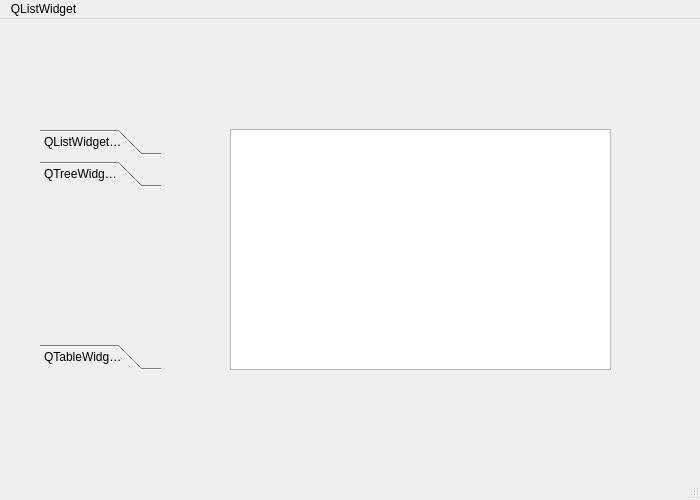
Qt form Qt/samp4_7/mainwindow.ui (lixiaochun/Study_notes_kd) before a commit.
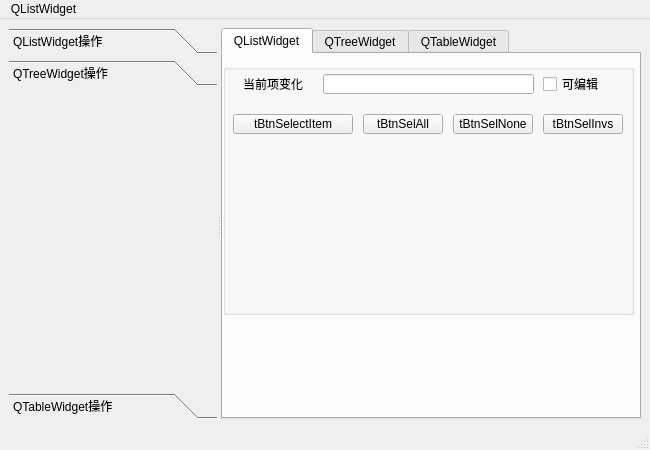
The same form after that commit. The open tabs and pages were chosen to show the change.

Diff of the .ui file:
```diff
--- a/Qt/samp4_7/mainwindow.ui
+++ b/Qt/samp4_7/mainwindow.ui
@@ -6,22 +6,29 @@
    <rect>
     <x>0</x>
     <y>0</y>
-    <width>700</width>
-    <height>500</height>
+    <width>650</width>
+    <height>450</height>
    </rect>
   </property>
   <property name="windowTitle">
    <string>MainWindow</string>
   </property>
+  <property name="toolButtonStyle">
+   <enum>Qt::ToolButtonIconOnly</enum>
+  </property>
   <widget class="QWidget" name="centralwidget">
+   <layout class="QHBoxLayout" name="horizontalLayout">
+    <item>
+     <widget class="QSplitter" name="splitter">
+      <property name="orientation">
+       <enum>Qt::Horizontal</enum>
+      </property>
    <widget class="QToolBox" name="toolBox">
-    <property name="geometry">
-     <rect>
-      <x>40</x>
-      <y>110</y>
-      <width>121</width>
-      <height>241</height>
-     </rect>
+       <property name="minimumSize">
+        <size>
+         <width>120</width>
+         <height>240</height>
+        </size>
     </property>
     <property name="currentIndex">
      <number>0</number>
@@ -105,6 +112,14 @@
      </widget>
     </widget>
     <widget class="QWidget" name="page2">
+        <property name="geometry">
+         <rect>
+          <x>0</x>
+          <y>0</y>
+          <width>207</width>
+          <height>312</height>
+         </rect>
+        </property>
      <attribute name="label">
       <string>QTreeWidget操作</string>
      </attribute>
@@ -123,23 +138,143 @@
      </attribute>
     </widget>
    </widget>
-   <widget class="QTableWidget" name="tableWidget">
+      <widget class="QTabWidget" name="tabWidget">
+       <property name="minimumSize">
+        <size>
+         <width>420</width>
+         <height>240</height>
+        </size>
+       </property>
+       <property name="currentIndex">
+        <number>0</number>
+       </property>
+       <widget class="QWidget" name="QListWidget">
+        <attribute name="title">
+         <string>QListWidget</string>
+        </attribute>
+        <widget class="QGroupBox" name="groupBox">
+         <property name="geometry">
+          <rect>
+           <x>0</x>
+           <y>10</y>
+           <width>411</width>
+           <height>251</height>
+          </rect>
+         </property>
+         <property name="title">
+          <string/>
+         </property>
+         <widget class="QLabel" name="label">
+          <property name="geometry">
+           <rect>
+            <x>20</x>
+            <y>10</y>
+            <width>64</width>
+            <height>20</height>
+           </rect>
+          </property>
+          <property name="text">
+           <string>当前项变化</string>
+          </property>
+         </widget>
+         <widget class="QLineEdit" name="lineEdit">
+          <property name="geometry">
+           <rect>
+            <x>100</x>
+            <y>10</y>
+            <width>211</width>
+            <height>20</height>
+           </rect>
+          </property>
+         </widget>
+         <widget class="QCheckBox" name="checkBox">
+          <property name="geometry">
+           <rect>
+            <x>320</x>
+            <y>10</y>
+            <width>72</width>
+            <height>20</height>
+           </rect>
+          </property>
+          <property name="text">
+           <string>可编辑</string>
+          </property>
+         </widget>
+         <widget class="QToolButton" name="toolButton_8">
+          <property name="geometry">
+           <rect>
+            <x>320</x>
+            <y>50</y>
+            <width>80</width>
+            <height>20</height>
+           </rect>
+          </property>
+          <property name="text">
+           <string>tBtnSelInvs</string>
+          </property>
+         </widget>
+         <widget class="QToolButton" name="toolButton_7">
     <property name="geometry">
      <rect>
       <x>230</x>
-      <y>110</y>
-      <width>381</width>
-      <height>241</height>
-     </rect>
-    </property>
-   </widget>
+            <y>50</y>
+            <width>80</width>
+            <height>20</height>
+           </rect>
+          </property>
+          <property name="text">
+           <string>tBtnSelNone</string>
+          </property>
+         </widget>
+         <widget class="QToolButton" name="toolButton_6">
+          <property name="geometry">
+           <rect>
+            <x>140</x>
+            <y>50</y>
+            <width>80</width>
+            <height>20</height>
+           </rect>
+          </property>
+          <property name="text">
+           <string>tBtnSelAll</string>
+          </property>
+         </widget>
+         <widget class="QToolButton" name="toolButton">
+          <property name="geometry">
+           <rect>
+            <x>10</x>
+            <y>50</y>
+            <width>120</width>
+            <height>20</height>
+           </rect>
+          </property>
+          <property name="text">
+           <string>tBtnSelectItem</string>
+          </property>
+         </widget>
+        </widget>
+       </widget>
+       <widget class="QWidget" name="QTreeWidget">
+        <attribute name="title">
+         <string>QTreeWidget</string>
+        </attribute>
+       </widget>
+       <widget class="QWidget" name="QTableWidget">
+        <attribute name="title">
+         <string>QTableWidget</string>
+        </attribute>
+       </widget>
+      </widget>
+     </widget>
+    </item>
+   </layout>
   </widget>
   <widget class="QMenuBar" name="menubar">
    <property name="geometry">
     <rect>
      <x>0</x>
      <y>0</y>
-     <width>700</width>
+     <width>650</width>
      <height>22</height>
     </rect>
    </property>
```
Left out of the diff: 8 changed lines with no effect on the pictures. Lines whose indentation alone changed are shown as unchanged.
